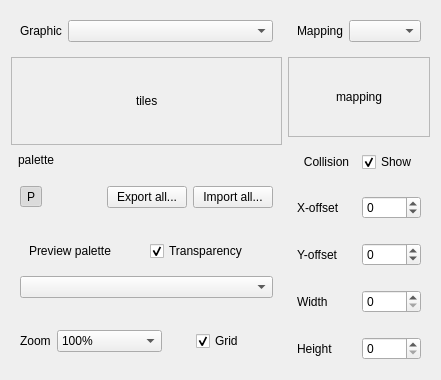
First picture: the form in libtales-qt/talesqtgraphicseditorwidget.ui, repository suppertails66/tales, before the edit.
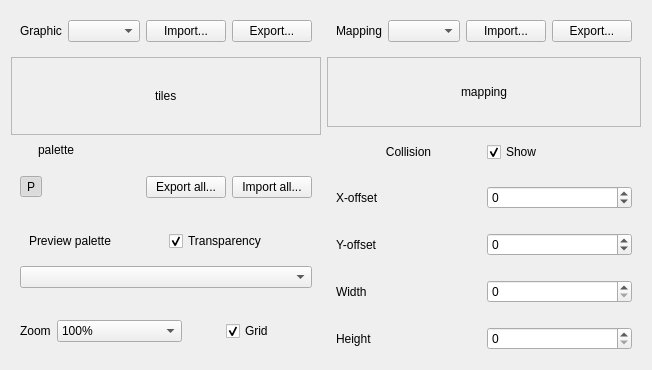
Second picture: the form after the edit. Icons and pictures are not drawn. Custom widgets are drawn as their Qt base class.

Commit message: Finish basic implementation of graphic import/export

```diff
--- a/libtales-qt/talesqtgraphicseditorwidget.ui
+++ b/libtales-qt/talesqtgraphicseditorwidget.ui
@@ -6,8 +6,8 @@
    <rect>
     <x>0</x>
     <y>0</y>
-    <width>441</width>
-    <height>380</height>
+    <width>625</width>
+    <height>336</height>
    </rect>
   </property>
   <property name="windowTitle">
@@ -41,6 +41,32 @@
         <item>
          <widget class="QComboBox" name="graphicComboBox"/>
         </item>
+        <item>
+         <widget class="QPushButton" name="importSingleRawGraphicButton">
+          <property name="sizePolicy">
+           <sizepolicy hsizetype="Maximum" vsizetype="Fixed">
+            <horstretch>0</horstretch>
+            <verstretch>0</verstretch>
+           </sizepolicy>
+          </property>
+          <property name="text">
+           <string>Import...</string>
+          </property>
+         </widget>
+        </item>
+        <item>
+         <widget class="QPushButton" name="exportSingleRawGraphicButton">
+          <property name="sizePolicy">
+           <sizepolicy hsizetype="Maximum" vsizetype="Fixed">
+            <horstretch>0</horstretch>
+            <verstretch>0</verstretch>
+           </sizepolicy>
+          </property>
+          <property name="text">
+           <string>Export...</string>
+          </property>
+         </widget>
+        </item>
        </layout>
       </widget>
      </item>
@@ -66,8 +92,8 @@
          <rect>
           <x>0</x>
           <y>0</y>
-          <width>276</width>
-          <height>120</height>
+          <width>296</width>
+          <height>113</height>
          </rect>
         </property>
         <layout class="QHBoxLayout" name="horizontalLayout_13">
@@ -440,6 +466,26 @@
         <item>
          <widget class="QComboBox" name="mappingComboBox"/>
         </item>
+        <item>
+         <widget class="QPushButton" name="importSingleMappingButton">
+          <property name="sizePolicy">
+           <sizepolicy hsizetype="Maximum" vsizetype="Fixed">
+            <horstretch>0</horstretch>
+            <verstretch>0</verstretch>
+           </sizepolicy>
+          </property>
+          <property name="text">
+           <string>Import...</string>
+          </property>
+         </widget>
+        </item>
+        <item>
+         <widget class="QPushButton" name="exportSingleMappingButton">
+          <property name="text">
+           <string>Export...</string>
+          </property>
+         </widget>
+        </item>
        </layout>
       </widget>
      </item>
@@ -456,8 +502,8 @@
          <rect>
           <x>0</x>
           <y>0</y>
-          <width>137</width>
-          <height>158</height>
+          <width>301</width>
+          <height>114</height>
          </rect>
         </property>
         <layout class="QHBoxLayout" name="horizontalLayout_14">
```
The commit also changes 5 other files.
